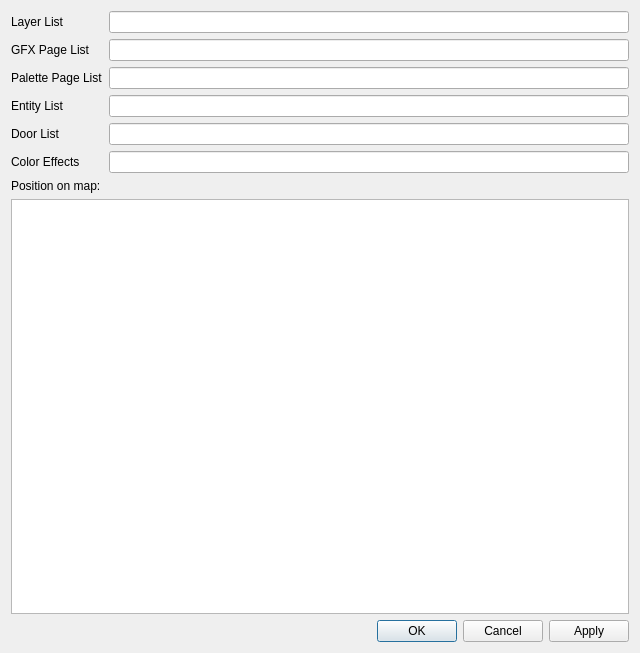
Before: the Qt Designer form dsvedit/room_editor.ui in LagoLunatic/DSVEdit, drawn with Qt 5.
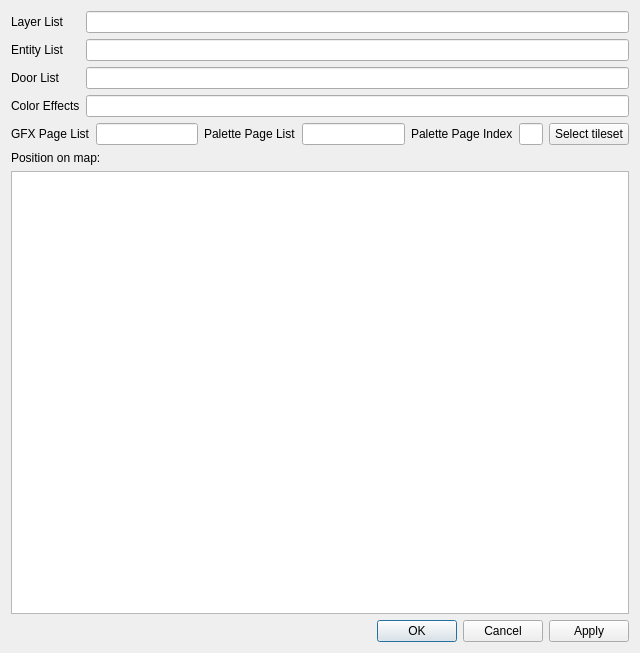
After: the same form once the commit is applied.

Commit message: Add tileset chooser

```diff
--- a/dsvedit/room_editor.ui
+++ b/dsvedit/room_editor.ui
@@ -30,57 +30,85 @@
       <widget class="QLineEdit" name="layer_list"/>
      </item>
      <item row="1" column="0">
-      <widget class="QLabel" name="label_3">
-       <property name="text">
-        <string>GFX Page List</string>
-       </property>
-      </widget>
-     </item>
-     <item row="1" column="1">
-      <widget class="QLineEdit" name="gfx_page_list"/>
-     </item>
-     <item row="2" column="0">
-      <widget class="QLabel" name="label_4">
-       <property name="text">
-        <string>Palette Page List</string>
-       </property>
-      </widget>
-     </item>
-     <item row="3" column="0">
       <widget class="QLabel" name="label_7">
        <property name="text">
         <string>Entity List</string>
        </property>
       </widget>
      </item>
-     <item row="4" column="0">
+     <item row="1" column="1">
+      <widget class="QLineEdit" name="entity_list"/>
+     </item>
+     <item row="2" column="0">
       <widget class="QLabel" name="label_8">
        <property name="text">
         <string>Door List</string>
        </property>
       </widget>
      </item>
-     <item row="5" column="0">
+     <item row="2" column="1">
+      <widget class="QLineEdit" name="door_list"/>
+     </item>
+     <item row="3" column="0">
       <widget class="QLabel" name="label_5">
        <property name="text">
         <string>Color Effects</string>
        </property>
       </widget>
      </item>
-     <item row="2" column="1">
-      <widget class="QLineEdit" name="palette_page_list"/>
-     </item>
      <item row="3" column="1">
-      <widget class="QLineEdit" name="entity_list"/>
-     </item>
-     <item row="4" column="1">
-      <widget class="QLineEdit" name="door_list"/>
-     </item>
-     <item row="5" column="1">
       <widget class="QLineEdit" name="color_effects"/>
      </item>
     </layout>
    </item>
+   <item>
+    <layout class="QHBoxLayout" name="horizontalLayout_2">
+     <item>
+      <widget class="QLabel" name="label_3">
+       <property name="text">
+        <string>GFX Page List</string>
+       </property>
+      </widget>
+     </item>
+     <item>
+      <widget class="QLineEdit" name="gfx_page_list"/>
+     </item>
+     <item>
+      <widget class="QLabel" name="label_4">
+       <property name="text">
+        <string>Palette Page List</string>
+       </property>
+      </widget>
+     </item>
+     <item>
+      <widget class="QLineEdit" name="palette_page_list"/>
+     </item>
+     <item>
+      <widget class="QLabel" name="label_6">
+       <property name="text">
+        <string>Palette Page Index</string>
+       </property>
+      </widget>
+     </item>
+     <item>
+      <widget class="QLineEdit" name="palette_page_index">
+       <property name="maximumSize">
+        <size>
+         <width>30</width>
+         <height>16777215</height>
+        </size>
+       </property>
+      </widget>
+     </item>
+     <item>
+      <widget class="QPushButton" name="select_tileset_button">
+       <property name="text">
+        <string>Select tileset</string>
+       </property>
+      </widget>
+     </item>
+    </layout>
+   </item>
    <item>
     <widget class="QLabel" name="label">
      <property name="text">
```
The commit also changes 8 other files.
